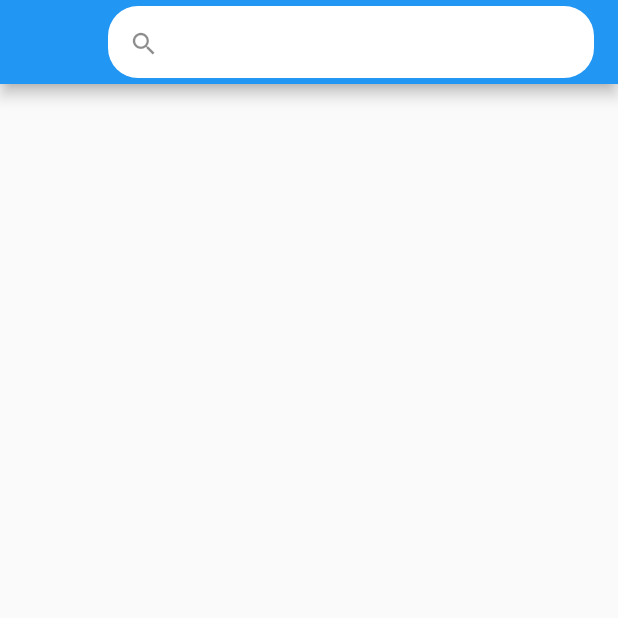
After one commit to cctangwen/wise_util, a Flutter app: the SearchAppBarPage screen opened by its route, after a tap on the "search" icon, on a phone screen of 412 x 824 dp, the top half of it. The commit adds this screen. Run offline on Flutter 3.47's test engine with Material 2 defaults, Android fonts, the phone set to English and light mode, and no system bars; our stand-ins replace cached_network_image, dio, flutter_styled_toast, get, grouped_list, package_info and 5 more; missing offline and left inert: app_installer; accounts and stored records are empty; generated files the repository leaves out were written again.

```diff
--- /dev/null
+++ b/example/lib/pages/search_app_bar/search_app_bar_binding.dart
@@ -0,0 +1,10 @@
+import 'package:get/get.dart';
+
+import 'search_app_bar_controller.dart';
+
+class SearchAppBarBinding extends Bindings {
+  @override
+  void dependencies() {
+    Get.lazyPut(() => SearchAppBarController());
+  }
+}
--- /dev/null
+++ b/example/lib/pages/search_app_bar/search_app_bar_controller.dart
@@ -0,0 +1,5 @@
+import 'package:get/get.dart';
+
+class SearchAppBarController extends GetxController {
+
+}
--- /dev/null
+++ b/example/lib/pages/search_app_bar/search_app_bar_view.dart
@@ -0,0 +1,25 @@
+import 'package:flutter/material.dart';
+import 'package:get/get.dart';
+import 'package:wise_util/widget/wise_search_app_bar.dart';
+
+import 'search_app_bar_controller.dart';
+
+class SearchAppBarPage extends StatelessWidget {
+  SearchAppBarPage({Key? key}) : super(key: key);
+
+  final controller = Get.find<SearchAppBarController>();
+
+  @override
+  Widget build(BuildContext context) {
+    return GetBuilder<SearchAppBarController>(
+      assignId: true,
+      builder: (controller) {
+        return Scaffold(
+          appBar: WiseSearchAppBar(
+            title: Text("123123"),
+          ),
+        );
+      },
+    );
+  }
+}
--- /dev/null
+++ b/lib/widget/wise_alert_dialog/wise_alert_dialog.dart
@@ -0,0 +1,4 @@
+export 'show_wise_alert_dialog.dart';
+export 'show_wise_ok_alert_dialog.dart';
+export 'show_wise_ok_cancel_alert_dialog.dart';
+export 'wise_alert_dialog_action.dart';
--- /dev/null
+++ b/lib/widget/wise_search_app_bar.dart
@@ -0,0 +1,82 @@
+import 'package:flutter/cupertino.dart';
+import 'package:flutter/material.dart';
+import 'package:wise_util/res/wise_color.dart';
+import 'package:wise_util/widget/wise_box.dart';
+
+///TODO: 待完善
+class WiseSearchAppBar extends StatefulWidget implements PreferredSizeWidget {
+  final Widget? title;
+
+  final Color? backgroundColor;
+
+  WiseSearchAppBar({
+    this.title,
+    this.backgroundColor,
+  });
+
+  @override
+  State<StatefulWidget> createState() => _WiseSearchAppBarState();
+
+  @override
+  Size get preferredSize => AppBar().preferredSize;
+}
+
+class _WiseSearchAppBarState extends State<WiseSearchAppBar> {
+  Widget? _title;
+  bool isSearchStatus = false;
+
+  @override
+  void initState() {
+    super.initState();
+    _title = widget.title;
+  }
+
+  @override
+  Widget build(BuildContext context) {
+    if (isSearchStatus) {
+      return AppBar(
+        leading: WiseBox().hBox0,
+        title: Container(
+          decoration: BoxDecoration(
+              color: WiseColor.colorNormalBackground(),
+              borderRadius: BorderRadius.all(Radius.circular(20.0))),
+          child: Center(
+              child: TextField(
+            // focusNode: controller.focusNode,
+            // controller: controller.searchTextController,
+            // cursorColor: Get.theme.primaryColor,
+            textInputAction: TextInputAction.search,
+            // onSubmitted: (s)=>controller.onQueryClick(),
+            decoration: InputDecoration(
+                // hintText: S.current.store_name,
+                // hintStyle: appTextStyle.GREY_MEDIUM_STYLE,
+                prefixIcon: Padding(
+                  padding: EdgeInsets.only(top: 3),
+                  child: Icon(
+                    Icons.search,
+                    // color: appColor.color_text_grey,
+                    size: 20,
+                  ),
+                ),
+                border: InputBorder.none),
+          )),
+        ),
+        backgroundColor: widget.backgroundColor,
+      );
+    } else {
+      return AppBar(
+        title: _title,
+        backgroundColor: widget.backgroundColor,
+        actions: [
+          IconButton(
+              onPressed: () {
+                setState(() {
+                  isSearchStatus = true;
+                });
+              },
+              icon: Icon(Icons.search_sharp))
+        ],
+      );
+    }
+  }
+}
```
Also changed, not shown: example/lib/pages/home/home_view.dart (+20 -0 lines), example/lib/router/app_route.dart (+8 -0 lines), lib/widget/wise_alert_dialog/show_wise_alert_dialog.dart (added, +58 -0 lines), lib/widget/wise_alert_dialog/show_wise_ok_alert_dialog.dart (added, +34 -0 lines), lib/widget/wise_alert_dialog/show_wise_ok_cancel_alert_dialog.dart (added, +45 -0 lines), lib/widget/wise_alert_dialog/wise_alert_dialog_action.dart (added, +83 -0 lines).
